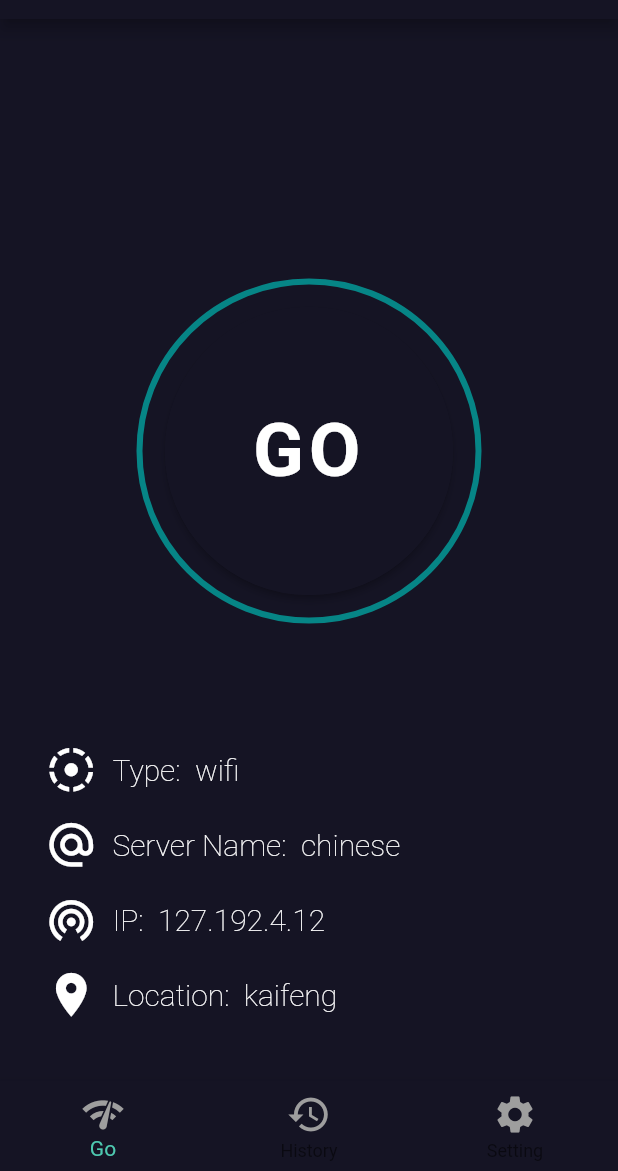
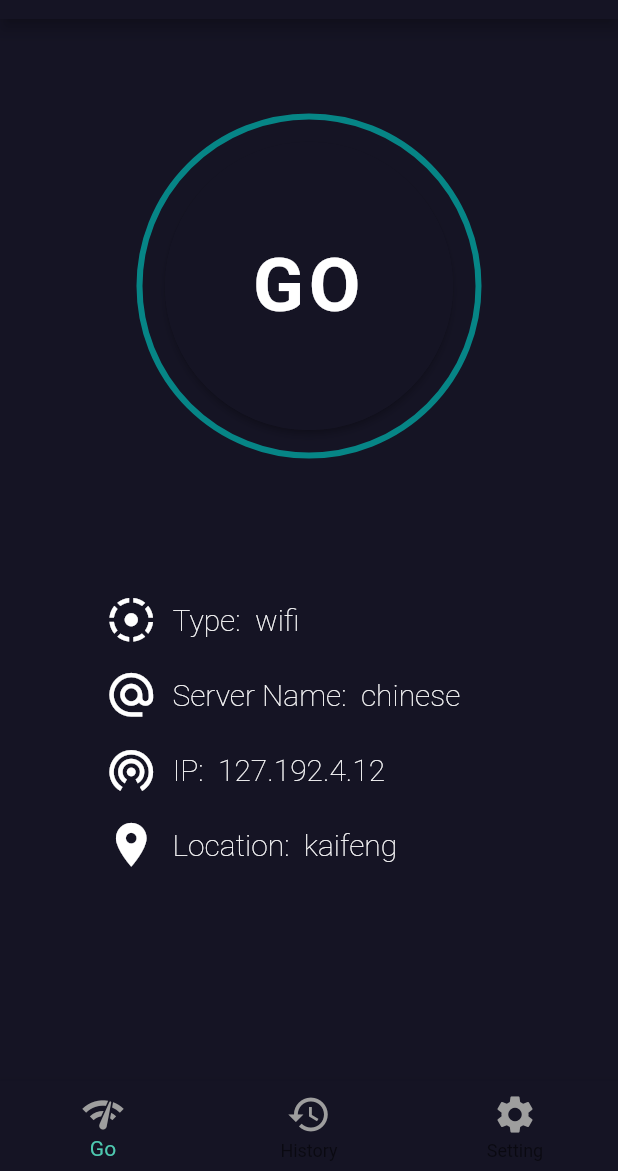
Before and after one commit to Catherine526940/Dart-speedtest, a Flutter app: the screen it shows after launch, on a phone screen of 412 x 824 dp, the part 65-1236 px from its top. Run offline on Flutter 3.47's test engine with Material 2 defaults, Android fonts, the phone set to English and light mode, and no system bars; Roboto replaces fonts that are missing (微软雅黑).

Commit message:
go页面在不同手机上的适配

```diff
--- a/lib/pages/go.dart
+++ b/lib/pages/go.dart
@@ -57,7 +57,7 @@ class _GoPageState extends State<GoPage> {
 
             //中间的数据，位置啊，热点类型啊四个
             Container(
-              padding: EdgeInsets.fromLTRB(30.0, 60.0, 0.0, 0.0),
+              padding: EdgeInsets.fromLTRB(70.0, 70.0, 0.0, 100.0),
               child: Column(
                 //2个child 竖直 排列
                 children: <Widget>[
```
